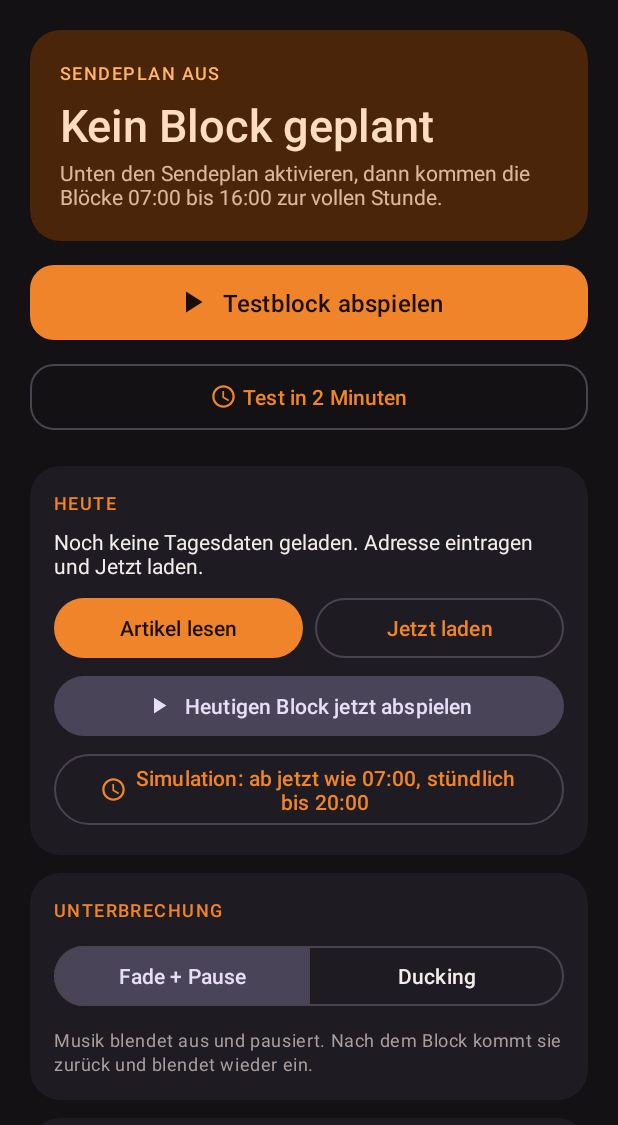
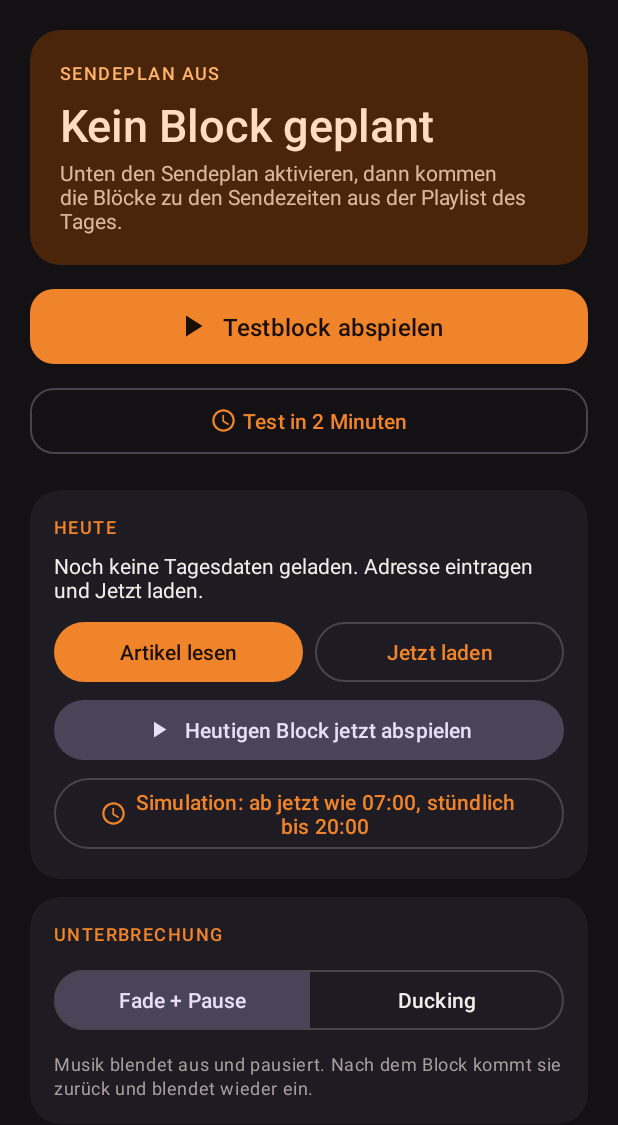
Before and after one commit to MedievalDev/FoxRadio, an Android app: the screen it shows after launch (MainActivity), on a phone screen of 412 x 824 dp, the part 111-1236 px from its top. Run offline under Robolectric (Android 15) with nearby library versions, the phone set to English and light mode, and no system bars.

Commit message:
App: Sendezeiten aus der Playlist statt fester voller Stunden
Der neue Sendeplan des PC hat Blöcke um 07:30, 08:30, 08:55, 09:30 und
11:55. Die App nimmt die Weckzeiten jetzt aus der geladenen Playlist
(Standard 07 bis 16 Uhr nur ohne Playlist), plant nach jedem Sync neu und
spielt beim Wecker den Block mit der nächstliegenden Sendezeit (bis zehn
Minuten Abstand) statt nur "HH:00". Countdown und Hinweistexte angepasst.

Co-Authored-By: Claude Fable 5.1 <noreply@anthropic.com>
Claude-Session: https://claude.ai/code/session_01PwFvDeZDWbGmCHpkHtqMzX

```diff
--- a/app/src/main/java/de/alchemyfox/foxradio/MainActivity.kt
+++ b/app/src/main/java/de/alchemyfox/foxradio/MainActivity.kt
@@ -197,7 +197,7 @@ class MainActivity : AppCompatActivity() {
 
     private fun refresh() {
         val now = ZonedDateTime.now()
-        val next = if (prefs.scheduleEnabled) Schedule.nextSlot(now, prefs.weekdaysOnly) else null
+        val next = if (prefs.scheduleEnabled) Schedule.nextSlot(now, prefs.weekdaysOnly, Schedule.slotTimes(this)) else null
         if (next != null) {
             statusLabel.setText(R.string.status_label_next)
             statusTime.text = next.format(Schedule.FMT)
--- a/app/src/main/java/de/alchemyfox/foxradio/SyncService.kt
+++ b/app/src/main/java/de/alchemyfox/foxradio/SyncService.kt
@@ -31,6 +31,8 @@ class SyncService : Service() {
         job = scope.launch {
             try {
                 prefs.appendLog("Sync: " + Sync.run(this@SyncService))
+                // Die Sendezeiten kommen aus der Playlist, also nach dem Laden neu planen.
+                Scheduler.sync(this@SyncService)?.let { prefs.appendLog("Nächster Block: ${it.format(Schedule.FMT)}") }
             } catch (t: Throwable) {
                 prefs.appendLog("Sync fehlgeschlagen: ${t.message ?: t.javaClass.simpleName}")
             } finally {
--- a/app/src/main/res/values/strings.xml
+++ b/app/src/main/res/values/strings.xml
@@ -6,7 +6,7 @@
     <string name="status_label_next">Nächster Block</string>
     <string name="status_label_off">Sendeplan aus</string>
     <string name="status_off_time">Kein Block geplant</string>
-    <string name="status_off_hint">Unten den Sendeplan aktivieren, dann kommen die Blöcke 07:00 bis 16:00 zur vollen Stunde.</string>
+    <string name="status_off_hint">Unten den Sendeplan aktivieren, dann kommen die Blöcke zu den Sendezeiten aus der Playlist des Tages.</string>
     <string name="countdown_days">in %1$d Tagen %2$d Std</string>
     <string name="countdown_hours">in %1$d Std %2$d Min</string>
     <string name="countdown_minutes">in %1$d Min</string>
@@ -28,7 +28,7 @@
     <string name="switch_weekdays">Nur Montag bis Freitag</string>
     <string name="switch_only_music">Nur wenn Musik läuft</string>
     <string name="switch_live_weather">Live-Wetter vor jedem Block (Android-Stimme)</string>
-    <string name="schedule_hint">07:00 Morning Show, danach stündlich bis 16:00. Läuft gerade nichts, wird der Block übersprungen. Die Test-Buttons spielen immer.</string>
+    <string name="schedule_hint">Sendezeiten kommen aus der Playlist des Tages (Morning Show 07:00, Tagesthema in Teilen, Blöcke bis 15:00). Läuft gerade nichts, wird der Block übersprungen. Die Test-Buttons spielen immer.</string>
 
     <string name="section_permissions">Berechtigungen</string>
     <string name="perm_exact">Exakte Wecker</string>
```
Also changed, not shown: app/src/main/java/de/alchemyfox/foxradio/AlarmReceiver.kt (+9 -4 lines), app/src/main/java/de/alchemyfox/foxradio/Scheduler.kt (+20 -7 lines).
